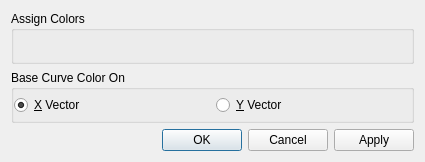
The window that src/libkstapp/choosecolordialog.ui (Kst-plot/kst) describes before a commit, drawn with Qt 5.
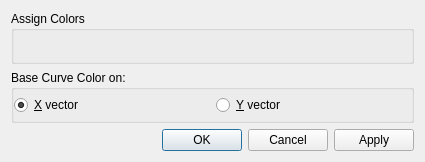
The same window after the commit.

```diff
--- a/src/libkstapp/choosecolordialog.ui
+++ b/src/libkstapp/choosecolordialog.ui
@@ -48,29 +48,29 @@
      </property>
     </widget>
    </item>
-   <item row="1" column="0" >
-    <widget class="QGroupBox" name="vectorGroup" >
-     <property name="title" >
-      <string>Base Curve Color On</string>
+   <item row="1" column="0">
+    <widget class="QGroupBox" name="vectorGroup">
+     <property name="title">
+      <string>Base Curve Color on:</string>
      </property>
      <layout class="QGridLayout" >
       <property name="margin" >
        <number>0</number>
       </property>
-      <item row="0" column="0" >
-       <widget class="QRadioButton" name="_xVector" >
-        <property name="text" >
-         <string>&amp;X Vector</string>
+      <item row="0" column="0">
+       <widget class="QRadioButton" name="_xVector">
+        <property name="text">
+         <string>&amp;X vector</string>
         </property>
         <property name="checked" >
          <bool>true</bool>
         </property>
        </widget>
       </item>
-      <item row="0" column="1" >
-       <widget class="QRadioButton" name="_yVector" >
-        <property name="text" >
-         <string>&amp;Y Vector</string>
+      <item row="0" column="1">
+       <widget class="QRadioButton" name="_yVector">
+        <property name="text">
+         <string>&amp;Y vector</string>
         </property>
        </widget>
       </item>
@@ -82,7 +82,7 @@
   <zorder>_buttonBox</zorder>
   <zorder>vectorGroup</zorder>
  </widget>
- <layoutdefault spacing="6" margin="11" />
+ <layoutdefault spacing="6" margin="11"/>
  <tabstops>
   <tabstop>_xVector</tabstop>
   <tabstop>_yVector</tabstop>
```
Left out of the diff: 48 changed lines with no effect on the pictures.
